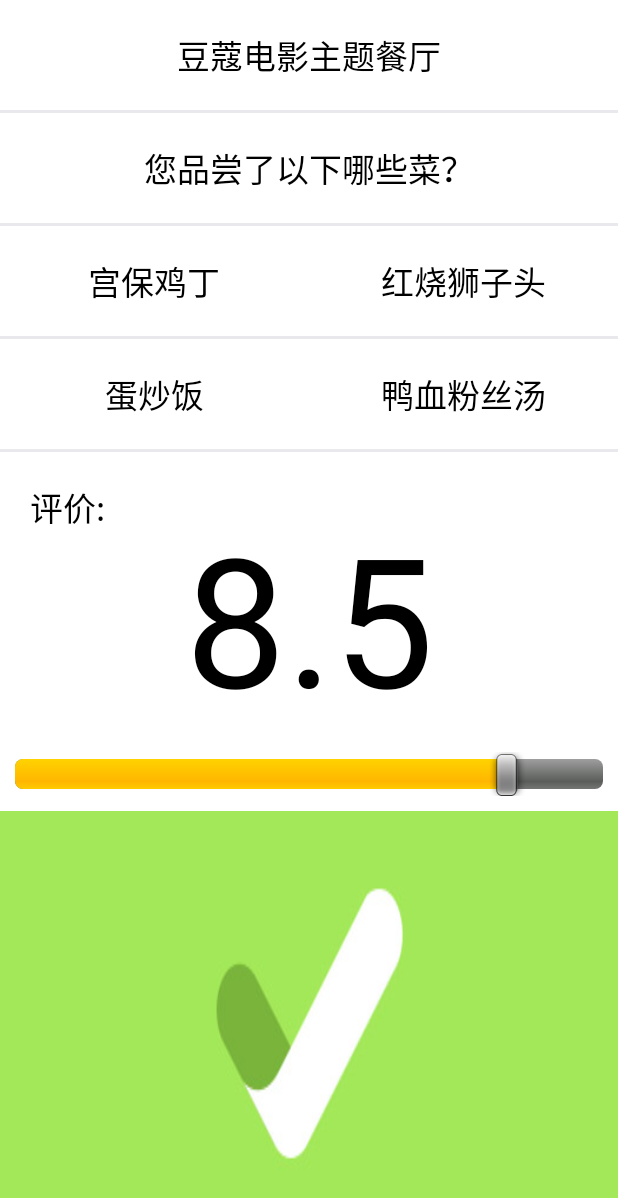
After one commit to kymtwyf/bmix, an Android app: the EvaluateActivity screen opened directly, with no data from a screen before it, on a phone screen of 412 x 824 dp. The commit adds this screen. Shown: the top 1198 px of the screen. Run offline under Robolectric (Android 15) with nearby library versions, the phone set to English and light mode, and no system bars; 5 statements that could not run were skipped.

Commit message:
更新评价界面，优化了摇一摇功能。。

```diff
--- a/app/src/main/AndroidManifest.xml
+++ b/app/src/main/AndroidManifest.xml
@@ -76,6 +76,12 @@
             android:label="@string/title_activity_nav"
             android:theme="@android:style/Theme.NoTitleBar.Fullscreen" >
         </activity>
+        <activity
+            android:name=".EvaluateActivity"
+            android:configChanges="orientation|keyboardHidden|screenSize"
+            android:label="@string/title_activity_nav"
+            android:theme="@android:style/Theme.NoTitleBar.Fullscreen" >
+        </activity>
     </application>
 
 </manifest>
--- /dev/null
+++ b/app/src/main/java/hackathon/dclab/com/minidianping/EvaluateActivity.java
@@ -0,0 +1,133 @@
+package hackathon.dclab.com.minidianping;
+
+import android.app.Activity;
+import android.content.Intent;
+import android.graphics.Color;
+import android.os.Bundle;
+import android.view.View;
+import android.widget.ImageView;
+import android.widget.SeekBar;
+import android.widget.TextView;
+
+import hackathon.dclab.com.minidianping.domain.Business;
+
+/**
+ * Created by weicheng on 6/6/15.
+ */
+public class EvaluateActivity extends Activity {
+    private Business business = null;
+    private SeekBar seekbar = null;
+    private TextView scoreView = null;
+    private TextView businessName = null;
+    private TextView choose1 = null;
+    private TextView choose2 = null;
+    private TextView choose3 = null;
+    private TextView choose4 = null;
+    private int[] choose_flag = {0,0,0,0};
+    private MyListener listener = null;
+    private double score = 0;
+    private ImageView yes = null;
+    @Override
+    protected void onCreate(Bundle savedInstanceState) {
+        super.onCreate(savedInstanceState);
+        setContentView(R.layout.activity_evaluate);
+        business = (Business)getIntent().getSerializableExtra("business");
+
+        scoreView = (TextView)findViewById(R.id.eval_pingjia_score);
+        seekbar = (SeekBar)findViewById(R.id.eval_pingjia_seek);
+        seekbar.setOnSeekBarChangeListener(new SeekBar.OnSeekBarChangeListener() {
+            @Override
+            public void onProgressChanged(SeekBar seekBar, int i, boolean b) {
+                score = (double)i/10.0;
+                scoreView.setText(""+score);
+            }
+
+            @Override
+            public void onStartTrackingTouch(SeekBar seekBar) {
+
+            }
+
+            @Override
+            public void onStopTrackingTouch(SeekBar seekBar) {
+
+            }
+        });
+        businessName = (TextView)findViewById(R.id.eval_header);
+        businessName.setText(business.name);
+        choose1 = (TextView)findViewById(R.id.eval_choose_1);
+        choose2 = (TextView)findViewById(R.id.eval_choose_2);
+        choose3 = (TextView)findViewById(R.id.eval_choose_3);
+        choose4 = (TextView)findViewById(R.id.eval_choose_4);
+        choose1.setText(business.favourite_dishes.get(0).name);
+        choose2.setText(business.favourite_dishes.get(1).name);
+        choose3.setText(business.favourite_dishes.get(0).name);
+        choose4.setText(business.favourite_dishes.get(1).name);
+        listener = new MyListener();
+        choose1.setOnClickListener(listener);
+        choose2.setOnClickListener(listener);
+        choose3.setOnClickListener(listener);
+        choose4.setOnClickListener(listener);
+
+        yes = (ImageView)findViewById(R.id.eval_yes);
+        yes.setOnClickListener(listener);
+    }
+
+    private class MyListener implements View.OnClickListener{
+        @Override
+        public void onClick(View view) {
+            switch (view.getId()){
+                case R.id.eval_choose_1:{
+                    if(choose_flag[0]==0) {
+                        choose_flag[0] = 1;
+                        choose1.setBackgroundColor(Color.GRAY);
+                    }
+                    else{
+                        choose_flag[0]=0;
+                        choose1.setBackgroundColor(Color.WHITE);
+                    }
+                    break;
+                }
+                case R.id.eval_choose_2:{
+                    if(choose_flag[1]==0) {
+                        choose_flag[1] = 1;
+                        choose2.setBackgroundColor(Color.GRAY);
+                    }
+                    else {
+                        choose_flag[1] = 0;
+                        choose2.setBackgroundColor(Color.WHITE);
+                    }
+                    break;
+                }
+                case R.id.eval_choose_3:{
+                    if(choose_flag[2]==0) {
+                        choose_flag[2] = 1;
+                        choose3.setBackgroundColor(Color.GRAY);
+                    }
+                    else {
+                        choose_flag[2] = 0;
+                        choose3.setBackgroundColor(Color.WHITE);
+                    }
+                    break;
+                }
+                case R.id.eval_choose_4:{
+                    if(choose_flag[3]==0) {
+                        choose_flag[3] = 1;
+                        choose4.setBackgroundColor(Color.GRAY);
+                    }
+                    else {
+                        choose_flag[3] = 0;
+                        choose4.setBackgroundColor(Color.WHITE);
+                    }
+                    break;
+                }
+                case R.id.eval_yes:{
+                    Intent intent = new Intent(EvaluateActivity.this,MainActivity.class);
+                    intent.setFlags(Intent.FLAG_ACTIVITY_CLEAR_TOP);
+                    startActivity(intent);
+                    EvaluateActivity.this.finish();
+                    break;
+                }
+            }
+        }
+    }
+}
--- /dev/null
+++ b/app/src/main/res/layout/activity_evaluate.xml
@@ -0,0 +1,140 @@
+<?xml version="1.0" encoding="utf-8"?>
+<LinearLayout xmlns:android="http://schemas.android.com/apk/res/android"
+    android:orientation="vertical"
+    android:layout_width="match_parent"
+    android:layout_height="match_parent"
+    android:background="@color/gray">
+    <TextView android:text="豆蔻电影主题餐厅" android:layout_width="fill_parent"
+        android:layout_height="wrap_content"
+        android:id="@+id/eval_header"
+        android:background="@color/white"
+        android:textSize="22sp"
+        android:gravity="center_vertical|center_horizontal"
+        android:textColor="@color/black"
+        android:paddingBottom="20dp"
+        android:paddingTop="20dp" />
+    <ImageView
+        android:layout_width="fill_parent"
+        android:layout_height="2dp"
+        android:id="@+id/nav_line_grey"
+        android:background="@drawable/nav_line_grey"/>
+    <TextView android:text="您品尝了以下哪些菜？"
+        android:layout_width="fill_parent"
+        android:layout_height="wrap_content"
+        android:id="@+id/nav_header"
+        android:background="@color/white"
+        android:textSize="22sp"
+        android:gravity="center_vertical|center_horizontal"
+        android:textColor="@color/black"
+        android:paddingBottom="20dp"
+        android:paddingTop="20dp" />
+    <ImageView
+        android:layout_width="fill_parent"
+        android:layout_height="2dp"
+        android:id="@+id/nav_line_grey"
+        android:background="@drawable/nav_line_grey"/>
+    <LinearLayout
+        android:layout_width="fill_parent"
+        android:layout_height="wrap_content"
+        android:orientation="horizontal"
+        android:background="@color/white">
+        <TextView
+            android:layout_width="fill_parent"
+            android:layout_height="fill_parent"
+            android:layout_weight="1"
+            android:text="宫保鸡丁"
+            android:textSize="22sp"
+            android:id="@+id/eval_choose_1"
+            android:gravity="center_vertical|center_horizontal"
+            android:textColor="@color/black"
+            android:paddingBottom="20dp"
+            android:paddingTop="20dp"/>
+        <TextView
+            android:layout_width="fill_parent"
+            android:layout_height="fill_parent"
+            android:layout_weight="1"
+            android:text="红烧狮子头"
+            android:textSize="22sp"
+            android:id="@+id/eval_choose_2"
+            android:gravity="center_vertical|center_horizontal"
+            android:textColor="@color/black"
+            android:paddingBottom="20dp"
+            android:paddingTop="20dp"/>
+    </LinearLayout>
+    <ImageView
+        android:layout_width="fill_parent"
+        android:layout_height="2dp"
+        android:id="@+id/nav_line_grey"
+        android:background="@drawable/nav_line_grey"/>
+    <LinearLayout
+        android:layout_width="fill_parent"
+        android:layout_height="wrap_content"
+        android:orientation="horizontal"
+        android:background="@color/white">
+        <TextView
+            android:layout_width="fill_parent"
+            android:layout_height="fill_parent"
+            android:layout_weight="1"
+            android:text="蛋炒饭"
+            android:textSize="22sp"
+            android:id="@+id/eval_choose_3"
+            android:gravity="center_vertical|center_horizontal"
+            android:textColor="@color/black"
+            android:paddingBottom="20dp"
+            android:paddingTop="20dp"/>
+        <TextView
+            android:layout_width="fill_parent"
+            android:layout_height="fill_parent"
+            android:layout_weight="1"
+            android:text="鸭血粉丝汤"
+            android:textSize="22sp"
+            android:id="@+id/eval_choose_4"
+            android:gravity="center_vertical|center_horizontal"
+            android:textColor="@color/black"
+            android:paddingBottom="20dp"
+            android:paddingTop="20dp"/>
+    </LinearLayout>
+
+    <ImageView
+        android:layout_width="fill_parent"
+        android:layout_height="2dp"
+        android:id="@+id/nav_line_grey"
+        android:background="@drawable/nav_line_grey"/>
+    <RelativeLayout
+        android:layout_width="fill_parent"
+        android:layout_height="wrap_content"
+        android:background="@color/white">
+        <TextView
+            android:layout_width="wrap_content"
+            android:layout_height="wrap_content"
+            android:text="评价:"
+            android:textColor="@color/black"
+            android:paddingBottom="20dp"
+            android:paddingTop="20dp"
+            android:paddingLeft="20dp"
+            android:id="@+id/eval_pingjia_text"
+            android:textSize="22sp"/>
+        <TextView
+            android:layout_width="fill_parent"
+            android:layout_height="wrap_content"
+            android:text="8.5"
+            android:textColor="@color/black"
+            android:textSize="120sp"
+            android:paddingTop="30dp"
+            android:gravity="center_vertical|center_horizontal"
+            android:id="@+id/eval_pingjia_score"/>
+        <SeekBar
+            android:id="@+id/eval_pingjia_seek"
+            android:layout_width="fill_parent"
+            android:layout_height="wrap_content"
+            android:layout_margin="10dip"
+            android:max="100"
+            android:progress="85"
+            android:layout_below="@id/eval_pingjia_score" />
+    </RelativeLayout>
+    <ImageView
+        android:layout_width="fill_parent"
+        android:layout_height="match_parent"
+        android:background="@drawable/button1"
+        android:id="@+id/eval_yes"/>
+</LinearLayout>
```
Also changed, not shown: app/src/main/java/hackathon/dclab/com/minidianping/MainActivity.java (+11 -4 lines), app/src/main/java/hackathon/dclab/com/minidianping/NavActivity.java (+30 -2 lines).
